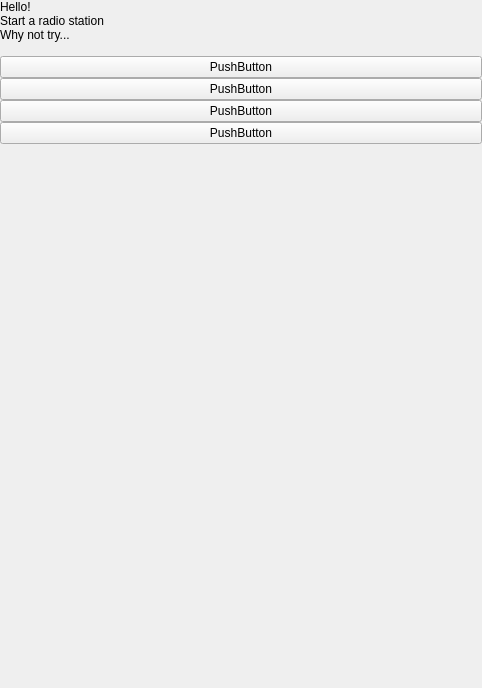
Before: the Qt Designer form app/client/Widgets/NothingPlayingWidget.ui in mutecypher/lastfm-desktop, drawn with Qt 5.
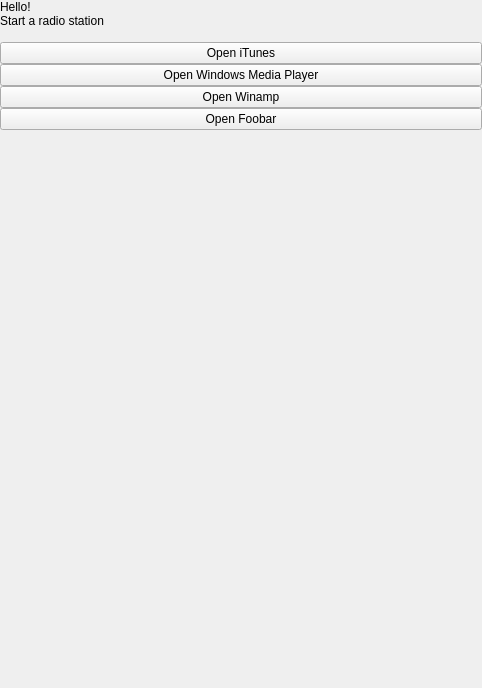
After: the same form once the commit is applied. Custom widgets are drawn as their Qt base class.

Commit message: LOTS OF THINGS! - Label is now in the unicorn namespace, as it should be - Context bubble now has it's little speech arrow - recent stations list now updates even if the web services fails - recent stations list now updates when there are less than 5 stations - quick start widget's why not try thing has been improved (starts radios etc) - Some general UI updating on radio, profile, and metadata widgets

```diff
--- a/app/client/Widgets/NothingPlayingWidget.ui
+++ b/app/client/Widgets/NothingPlayingWidget.ui
@@ -28,6 +28,21 @@
     </widget>
    </item>
    <item>
+    <widget class="QFrame" name="contents">
+     <property name="frameShape">
+      <enum>QFrame::NoFrame</enum>
+     </property>
+     <property name="frameShadow">
+      <enum>QFrame::Raised</enum>
+     </property>
+     <layout class="QVBoxLayout" name="verticalLayout_2">
+      <property name="spacing">
+       <number>0</number>
+      </property>
+      <property name="margin">
+       <number>0</number>
+      </property>
+      <item>
     <widget class="QLabel" name="start">
      <property name="text">
       <string>Start a radio station</string>
@@ -38,14 +53,7 @@
     <widget class="QuickStartWidget" name="quickStart" native="true"/>
    </item>
    <item>
-    <widget class="QLabel" name="try_2">
-     <property name="text">
-      <string>Why not try...</string>
-     </property>
-    </widget>
-   </item>
-   <item>
-    <widget class="QFrame" name="split">
+       <widget class="QFrame" name="splitter">
      <property name="frameShape">
       <enum>QFrame::StyledPanel</enum>
      </property>
@@ -67,28 +75,28 @@
    <item>
     <widget class="QPushButton" name="itunes">
      <property name="text">
-      <string>PushButton</string>
+         <string>Open iTunes</string>
      </property>
     </widget>
    </item>
    <item>
     <widget class="QPushButton" name="wmp">
      <property name="text">
-      <string>PushButton</string>
+         <string>Open Windows Media Player</string>
      </property>
     </widget>
    </item>
    <item>
     <widget class="QPushButton" name="winamp">
      <property name="text">
-      <string>PushButton</string>
+         <string>Open Winamp</string>
      </property>
     </widget>
    </item>
    <item>
     <widget class="QPushButton" name="foobar">
      <property name="text">
-      <string>PushButton</string>
+         <string>Open Foobar</string>
      </property>
     </widget>
    </item>
@@ -104,6 +112,9 @@
       </size>
      </property>
     </spacer>
+      </item>
+     </layout>
+    </widget>
    </item>
   </layout>
  </widget>
```
Lines whose indentation alone changed are shown as unchanged. The commit also changes 19 other files.
